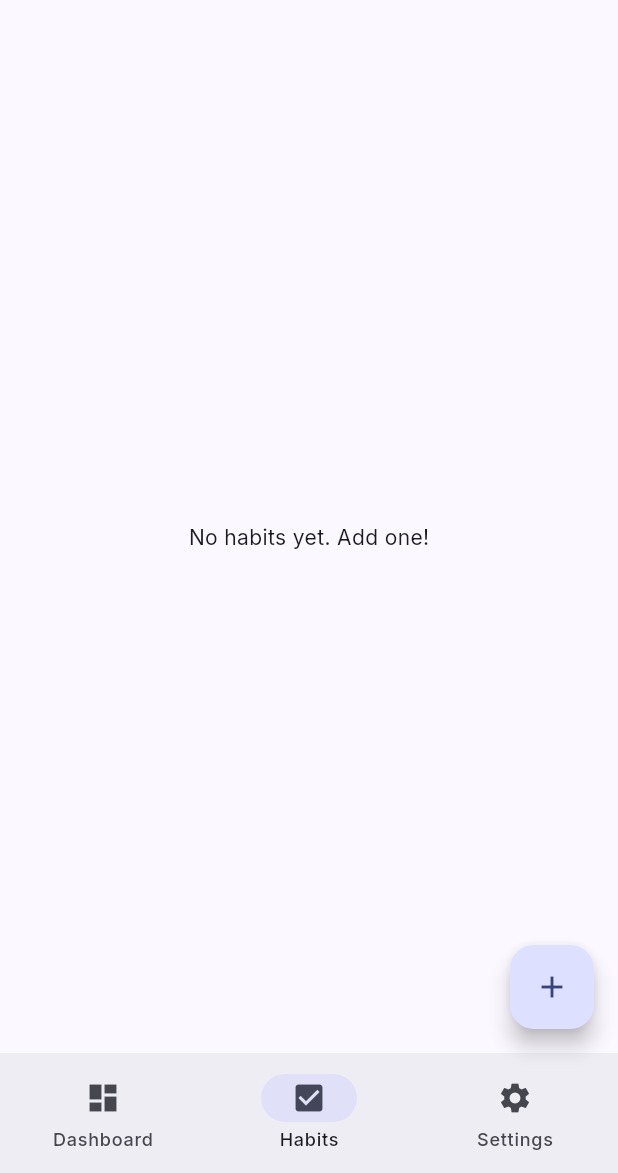
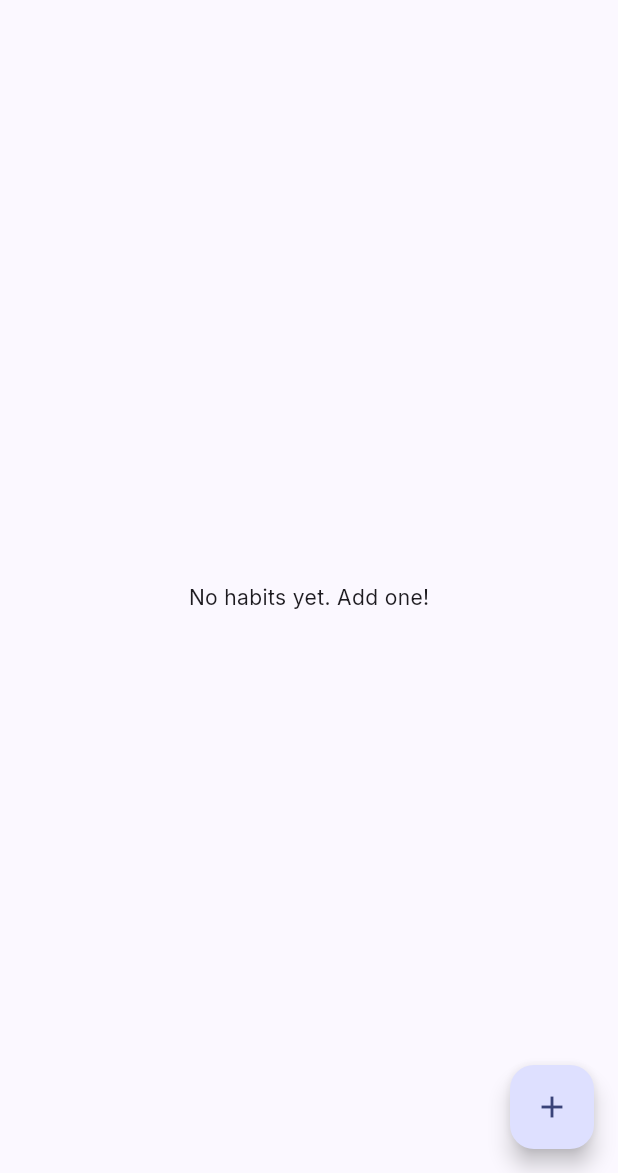
Before and after one commit to carbon-ahs/ground_station, a Flutter app: the HabitsView screen opened directly, on a phone screen of 412 x 824 dp, the part 63-1236 px from its top. Run offline on Flutter 3.47's test engine with Material 3 defaults, Android fonts, the light colour scheme and no system bars; our stand-ins replace csv, equatable, file_picker, fl_chart, floor, flutter_animate and 6 more; accounts and stored records are empty; generated files the repository leaves out were written again.

Commit message:
fix: btm navbar

```diff
--- a/lib/core/navigation/app_router.dart
+++ b/lib/core/navigation/app_router.dart
@@ -7,11 +7,19 @@ import '../../features/habits/presentation/bloc/habit_bloc.dart';
 import '../../features/habits/presentation/bloc/habit_event.dart';
 import '../../core/di/injection.dart';
 import 'package:flutter_bloc/flutter_bloc.dart';
+import 'scaffold_with_nav_bar.dart';
 
 final appRouter = GoRouter(
   initialLocation: '/',
   routes: [
     GoRoute(path: '/', builder: (context, state) => const SplashPage()),
+    StatefulShellRoute.indexedStack(
+      builder: (context, state, navigationShell) {
+        return ScaffoldWithNavBar(navigationShell: navigationShell);
+      },
+      branches: [
+        StatefulShellBranch(
+          routes: [
             GoRoute(
               path: '/dashboard',
               builder: (context, state) => BlocProvider(
@@ -19,7 +27,18 @@ final appRouter = GoRouter(
                 child: const DashboardPage(),
               ),
             ),
-    GoRoute(path: '/habits', builder: (context, state) => const HabitsPage()),
+          ],
+        ),
+        StatefulShellBranch(
+          routes: [
+            GoRoute(
+              path: '/habits',
+              builder: (context, state) => const HabitsPage(),
+            ),
+          ],
+        ),
+        StatefulShellBranch(
+          routes: [
             GoRoute(
               path: '/settings',
               builder: (context, state) => BlocProvider(
@@ -28,4 +47,8 @@ final appRouter = GoRouter(
               ),
             ),
           ],
+        ),
+      ],
+    ),
+  ],
 );
--- a/lib/features/dashboard/presentation/pages/dashboard_page.dart
+++ b/lib/features/dashboard/presentation/pages/dashboard_page.dart
@@ -120,24 +120,6 @@ class DashboardPage extends StatelessWidget {
           );
         },
       ),
-      bottomNavigationBar: NavigationBar(
-        selectedIndex: 0,
-        onDestinationSelected: (index) {
-          if (index == 1) {
-            context.go('/habits');
-          } else if (index == 2) {
-            context.go('/settings');
-          }
-        },
-        destinations: const [
-          NavigationDestination(
-            icon: Icon(Icons.dashboard),
-            label: 'Dashboard',
-          ),
-          NavigationDestination(icon: Icon(Icons.check_box), label: 'Habits'),
-          NavigationDestination(icon: Icon(Icons.settings), label: 'Settings'),
-        ],
-      ),
     );
   }
 }
--- a/lib/features/habits/presentation/pages/habits_page.dart
+++ b/lib/features/habits/presentation/pages/habits_page.dart
@@ -1,6 +1,6 @@
 import 'package:flutter/material.dart';
 import 'package:flutter_bloc/flutter_bloc.dart';
-import 'package:go_router/go_router.dart';
+
 import '../../../../core/di/injection.dart';
 import '../../domain/entities/habit.dart';
 import '../bloc/habit_bloc.dart';
@@ -58,24 +58,6 @@ class HabitsView extends StatelessWidget {
         },
         child: const Icon(Icons.add),
       ),
-      bottomNavigationBar: NavigationBar(
-        selectedIndex: 1,
-        onDestinationSelected: (index) {
-          if (index == 0) {
-            context.go('/dashboard');
-          } else if (index == 2) {
-            context.go('/settings');
-          }
-        },
-        destinations: const [
-          NavigationDestination(
-            icon: Icon(Icons.dashboard),
-            label: 'Dashboard',
-          ),
-          NavigationDestination(icon: Icon(Icons.check_box), label: 'Habits'),
-          NavigationDestination(icon: Icon(Icons.settings), label: 'Settings'),
-        ],
-      ),
     );
   }
 }
--- a/lib/features/settings/presentation/pages/settings_page.dart
+++ b/lib/features/settings/presentation/pages/settings_page.dart
@@ -1,7 +1,7 @@
 import 'package:flutter/material.dart';
 import 'package:flutter_bloc/flutter_bloc.dart';
 import 'package:file_picker/file_picker.dart';
-import 'package:go_router/go_router.dart';
+
 import 'dart:io';
 import 'package:path_provider/path_provider.dart';
 import '../../../../core/services/csv_service.dart';
@@ -210,24 +210,6 @@ class SettingsPage extends StatelessWidget {
           ),
         ],
       ),
-      bottomNavigationBar: NavigationBar(
-        selectedIndex: 2,
-        onDestinationSelected: (index) {
-          if (index == 0) {
-            context.go('/dashboard');
-          } else if (index == 1) {
-            context.go('/habits');
-          }
-        },
-        destinations: const [
-          NavigationDestination(
-            icon: Icon(Icons.dashboard),
-            label: 'Dashboard',
-          ),
-          NavigationDestination(icon: Icon(Icons.check_box), label: 'Habits'),
-          NavigationDestination(icon: Icon(Icons.settings), label: 'Settings'),
-        ],
-      ),
     );
   }
 }
```
Also changed, not shown: lib/core/navigation/scaffold_with_nav_bar.dart (added, +34 -0 lines). Lines whose indentation alone changed are shown as unchanged.
